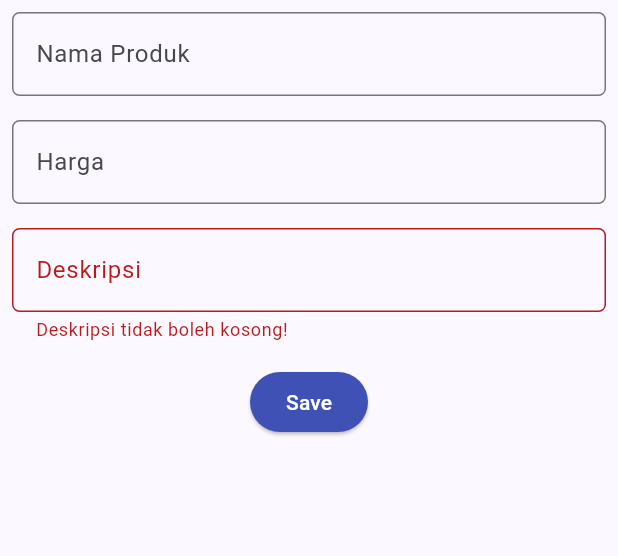
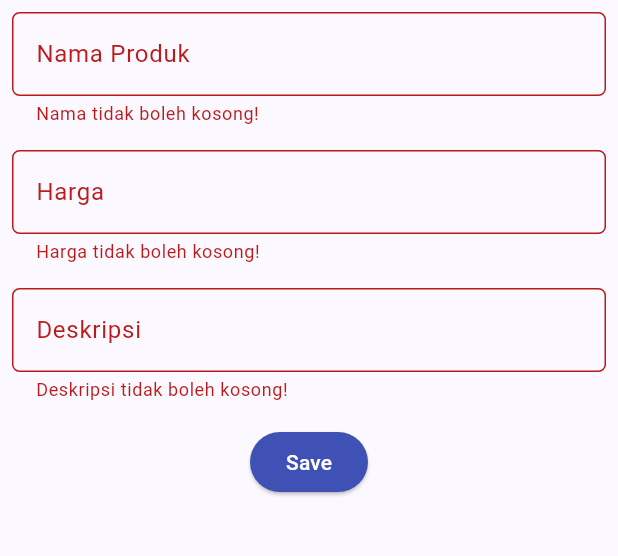
Before and after one commit to auliarizqiqi/shopping-list-mobile, a Flutter app: the ShopFormPage screen opened directly, after a tap on "Save", on a phone screen of 412 x 824 dp, the part 84-640 px from its top. Run offline on Flutter 3.47's test engine with Material 2 defaults, Android fonts, the phone set to English and light mode, and no system bars.

Commit message:
tutorial 7 selesai

```diff
--- a/lib/shoplist_form.dart
+++ b/lib/shoplist_form.dart
@@ -1,8 +1,8 @@
 import 'package:flutter/material.dart';
-import 'package:shopping_list/widgets/left_drawer.dart';
+import 'package:shopping_list/widgets/left_drawer.dart'; // Impor drawer yang sudah dibuat sebelumnya
 
 class ShopFormPage extends StatefulWidget {
-  const ShopFormPage({super.key});
+  const ShopFormPage({Key? key});
 
   @override
   State<ShopFormPage> createState() => _ShopFormPageState();
@@ -26,12 +26,13 @@ class _ShopFormPageState extends State<ShopFormPage> {
         backgroundColor: Colors.indigo,
         foregroundColor: Colors.white,
       ),
-        drawer: const LeftDrawer(),
+      drawer: const LeftDrawer(), // Tambahkan drawer yang sudah dibuat di sini
       body: Form(
         key: _formKey,
         child: SingleChildScrollView(
-            child:
-                Column(crossAxisAlignment: CrossAxisAlignment.start, children: [
+          child: Column(
+            crossAxisAlignment: CrossAxisAlignment.start,
+            children: [
               Padding(
                 padding: const EdgeInsets.all(8.0),
                 child: TextFormField(
@@ -65,7 +66,6 @@ class _ShopFormPageState extends State<ShopFormPage> {
                       borderRadius: BorderRadius.circular(5.0),
                     ),
                   ),
-                  // TODO: Tambahkan variabel yang sesuai
                   onChanged: (String? value) {
                     setState(() {
                       _price = int.parse(value!);
@@ -94,7 +94,6 @@ class _ShopFormPageState extends State<ShopFormPage> {
                   ),
                   onChanged: (String? value) {
                     setState(() {
-                      // TODO: Tambahkan variabel yang sesuai
                       _description = value!;
                     });
                   },
@@ -126,8 +125,9 @@ class _ShopFormPageState extends State<ShopFormPage> {
                                   crossAxisAlignment: CrossAxisAlignment.start,
                                   children: [
                                     Text('Nama: $_name'),
-                                    Text('Price: $_price'),
-                                    Text('Description: $_description'),
+                                    Text('Harga: $_price'),
+                                    Text('Deskripsi: $_description'),
+                                    // Tambahkan value lainnya jika ada
                                   ],
                                 ),
                               ),
@@ -142,8 +142,8 @@ class _ShopFormPageState extends State<ShopFormPage> {
                             );
                           },
                         );
+                        _formKey.currentState!.reset();
                       }
-                      _formKey.currentState!.reset();
                     },
                     child: const Text(
                       "Save",
@@ -152,8 +152,10 @@ class _ShopFormPageState extends State<ShopFormPage> {
                   ),
                 ),
               ),
-            ]),
+            ],
           ),
-        ));
+        ),
+      ),
+    );
   }
 }
```
Lines whose indentation alone changed are shown as unchanged.
